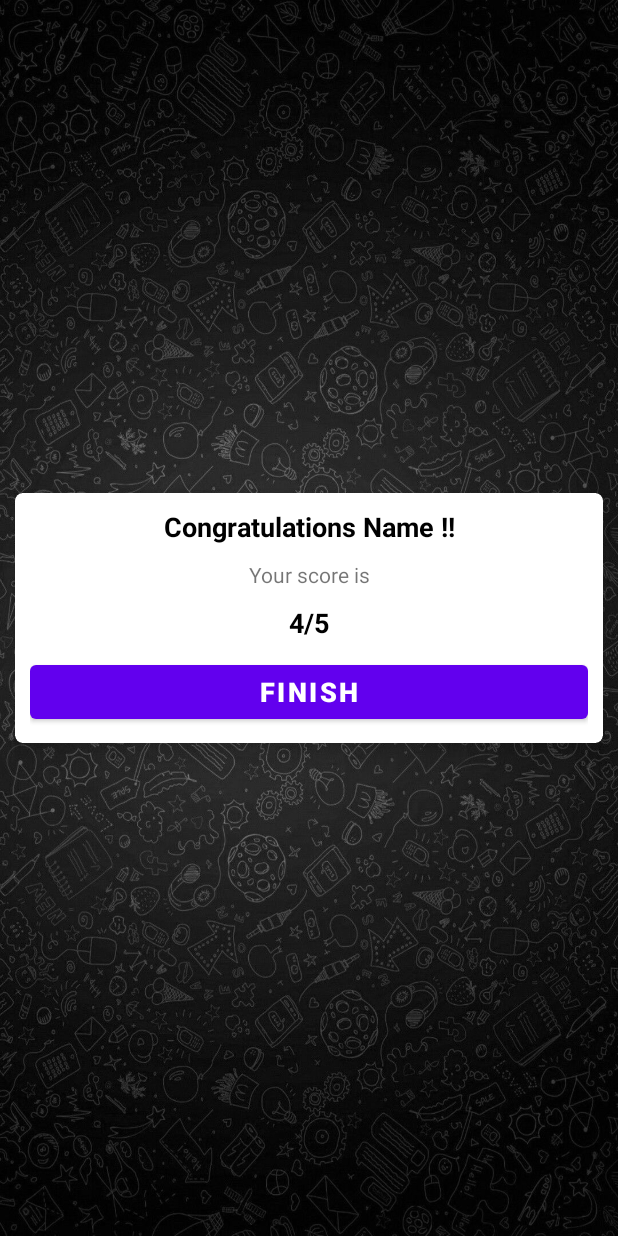
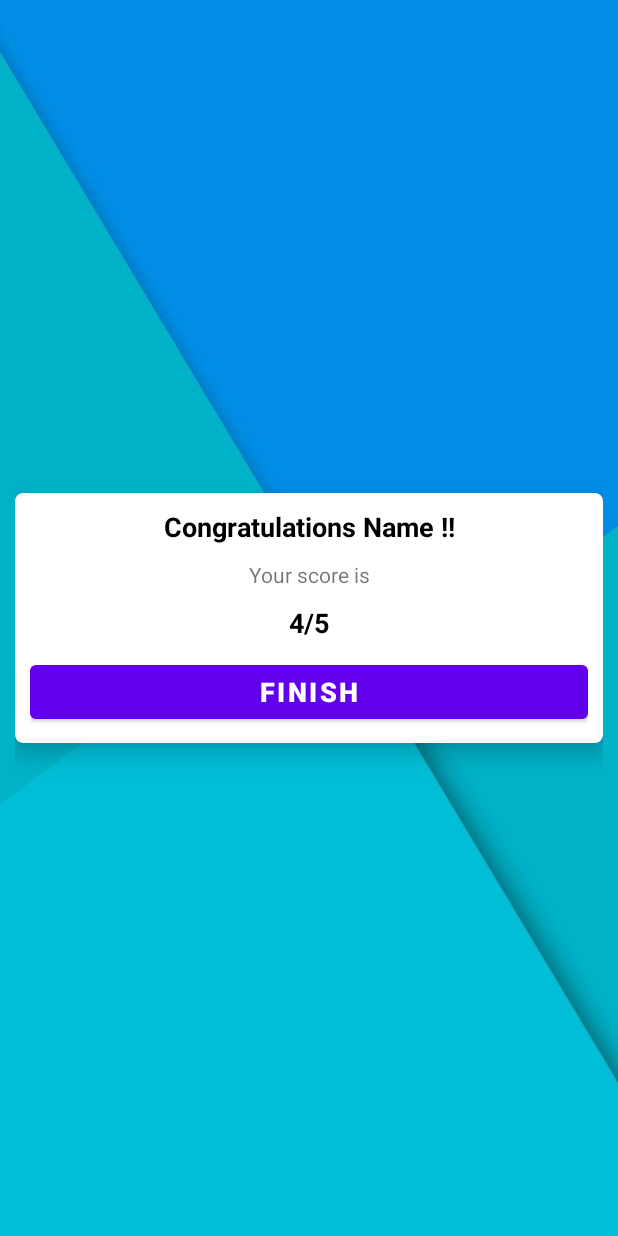
Before and after one commit to chandrashekarnssc/Quriosity-Quiz, an Android app: the Result screen opened directly, with no data from a screen before it, on a phone screen of 412 x 824 dp. Run offline under Robolectric (Android 15) with nearby library versions, the light colour scheme and no system bars.

Commit message:
result page and bg

```diff
--- a/app/src/main/res/layout/activity_result.xml
+++ b/app/src/main/res/layout/activity_result.xml
@@ -5,7 +5,7 @@
     android:layout_width="match_parent"
     android:layout_height="match_parent"
     android:orientation="horizontal"
-    android:background="@drawable/whatsapp_bg"
+    android:background="@drawable/bg_resultpage"
     android:padding="10dp"
     android:gravity="center"
     tools:context=".Result">
```
Also changed, not shown: app/src/main/res/layout/activity_topics_page.xml (+7 -5 lines), app/src/main/res/drawable-v24/bg_resultpage.jpg (added).
